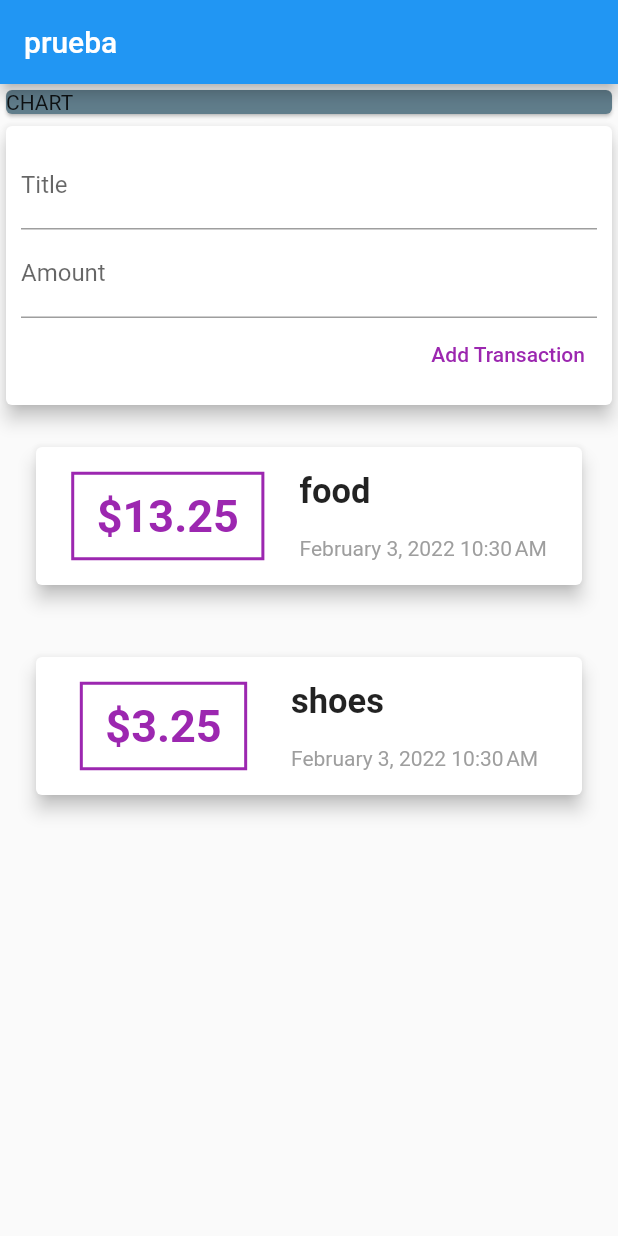
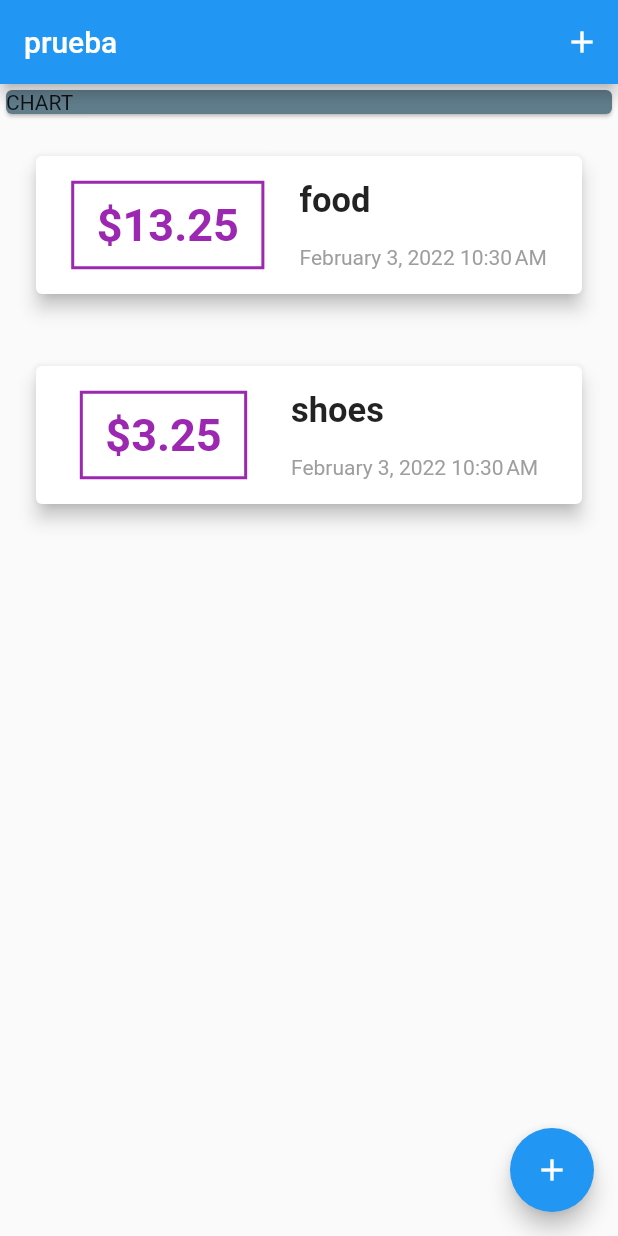
Before and after one commit to JeanBayer/app-money-flutter, a Flutter app: the screen it shows after launch, on a phone screen of 412 x 824 dp. Run offline on Flutter 3.47's test engine with Material 2 defaults, Android fonts, the phone set to English and light mode, and no system bars.

```diff
--- a/app/lib/main.dart
+++ b/app/lib/main.dart
@@ -1,26 +1,76 @@
 import 'package:flutter/material.dart';
-import './widgets/user_transaction.dart';
+import './models/transaction.dart';
+import './widgets/new_transaction.dart';
+import './widgets/transaction_list.dart';
 
 void main() {
-  runApp(const MyApp());
+  runApp(MyApp());
 }
 
 class MyApp extends StatelessWidget {
-  const MyApp({Key? key}) : super(key: key);
-
   @override
   Widget build(BuildContext context) {
     return MaterialApp(
+      title: 'Flutter App',
       home: MyHomePage(),
     );
   }
 }
 
-class MyHomePage extends StatelessWidget {
+class MyHomePage extends StatefulWidget {
+  @override
+  _MyHomePageState createState() => _MyHomePageState();
+}
+
+class _MyHomePageState extends State<MyHomePage> {
+  final List<Transaction> _userTransaction = [
+    Transaction(
+      id: "t1",
+      title: "food",
+      amount: 13.25,
+      date: DateTime.now(),
+    ),
+    Transaction(
+      id: "t2",
+      title: "shoes",
+      amount: 3.25,
+      date: DateTime.now(),
+    ),
+  ];
+
+  void _newUserTransaction(String title, double amount) {
+    final newTx = Transaction(
+      id: DateTime.now().toString(),
+      title: title,
+      amount: amount,
+      date: DateTime.now(),
+    );
+
+    setState(() {
+      _userTransaction.add(newTx);
+    });
+  }
+
+  void _addNewTx(BuildContext ctx) {
+    showModalBottomSheet(
+        context: ctx,
+        builder: (_) {
+          return NewTransaction(_newUserTransaction);
+        });
+  }
+
   @override
   Widget build(BuildContext context) {
     return Scaffold(
         appBar: AppBar(
+          actions: [
+            IconButton(
+              icon: Icon(
+                Icons.add,
+              ),
+              onPressed: () => _addNewTx(context),
+            ),
+          ],
           title: Text("prueba"),
         ),
         body: SingleChildScrollView(
@@ -33,8 +83,14 @@ class MyHomePage extends StatelessWidget {
                   child: Text("CHART"),
                 ),
               ),
-            UserTransaction(),
+              TransactionList(_userTransaction),
             ],
+          ),
+        ),
+        floatingActionButton: FloatingActionButton(
+          onPressed: () => _addNewTx(context),
+          child: Icon(
+            Icons.add,
           ),
         ),
     );
--- a/app/lib/widgets/user_transaction.dart
+++ /dev/null
@@ -1,51 +0,0 @@
-import 'package:flutter/material.dart';
-import './new_transaction.dart';
-import './transaction_list.dart';
-import '../models/transaction.dart';
-
-class UserTransaction extends StatefulWidget {
-  UserTransaction({Key? key}) : super(key: key);
-
-  @override
-  _UserTransactionState createState() => _UserTransactionState();
-}
-
-class _UserTransactionState extends State<UserTransaction> {
-  final List<Transaction> _userTransaction = [
-    Transaction(
-      id: "t1",
-      title: "food",
-      amount: 13.25,
-      date: DateTime.now(),
-    ),
-    Transaction(
-      id: "t2",
-      title: "shoes",
-      amount: 3.25,
-      date: DateTime.now(),
-    ),
-  ];
-
-  void _newUserTransaction(String title, double amount) {
-    final newTx = Transaction(
-      id: DateTime.now().toString(),
-      title: title,
-      amount: amount,
-      date: DateTime.now(),
-    );
-
-    setState(() {
-      _userTransaction.add(newTx);
-    });
-  }
-
-  @override
-  Widget build(BuildContext context) {
-    return Column(
-      children: [
-        NewTransaction(_newUserTransaction),
-        TransactionList(_userTransaction),
-      ],
-    );
-  }
-}
```
Lines whose indentation alone changed are shown as unchanged.
